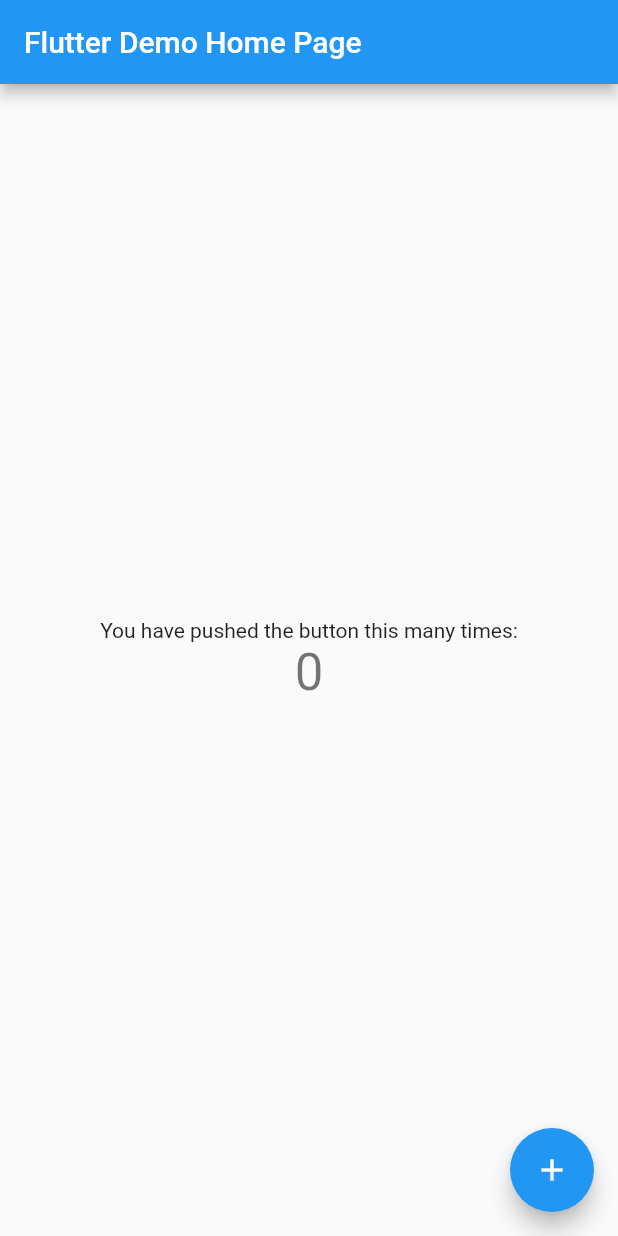
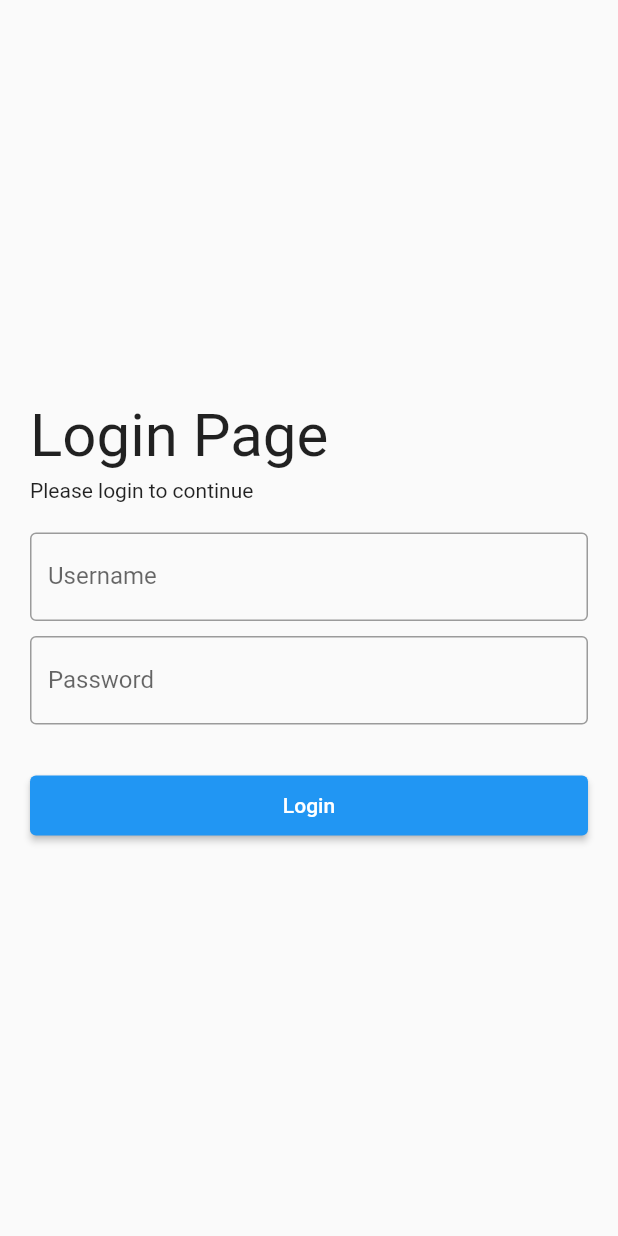
Before and after one commit to maldimz/Tugas-4-TPM, a Flutter app: the screen it shows after launch, on a phone screen of 412 x 824 dp. Run offline on Flutter 3.47's test engine with Material 2 defaults, Android fonts, the phone set to English and light mode, and no system bars.

Commit message:
feat: login with user, botom navbar, logout, list of group, vertical navigation

```diff
--- /dev/null
+++ b/lib/data/users.dart
@@ -0,0 +1,42 @@
+class Users {
+  String username;
+  String password;
+  String nim;
+  String name;
+  String born;
+  String classes;
+  String hope;
+  String image;
+
+  Users({
+    required this.username,
+    required this.password,
+    required this.nim,
+    required this.name,
+    required this.born,
+    required this.classes,
+    required this.hope,
+    required this.image,
+  });
+}
+
+var usersList = [
+  Users(
+      username: 'maldimz',
+      password: 'dimas',
+      nim: '123200047',
+      name: 'Akhmal Dimas Pratama',
+      born: 'Jombang, 20 Juli 2002',
+      classes: 'TPM IF-H',
+      hope: 'Menjadi Pengusaha Sukses',
+      image: 'assets/images/dimas.jpg'),
+  Users(
+      username: 'wawan',
+      password: 'juan',
+      nim: '123200139',
+      name: 'Juan Azhar Adviseta Setiawan',
+      born: 'Yogyakarta, 25 January 2003',
+      classes: 'TPM IF-H',
+      hope: 'Menjadi Dosen',
+      image: 'assets/images/juan.jpg')
+];
--- a/lib/main.dart
+++ b/lib/main.dart
@@ -1,4 +1,5 @@
 import 'package:flutter/material.dart';
+import 'package:tugas4tpm/pages/login_page.dart';
 
 void main() {
   runApp(const MyApp());
@@ -7,109 +8,14 @@
 class MyApp extends StatelessWidget {
   const MyApp({Key? key}) : super(key: key);
 
-  // This widget is the root of your application.
   @override
   Widget build(BuildContext context) {
     return MaterialApp(
-      title: 'Flutter Demo',
-      theme: ThemeData(
-        // This is the theme of your application.
-        //
-        // Try running your application with "flutter run". You'll see the
-        // application has a blue toolbar. Then, without quitting the app, try
-        // changing the primarySwatch below to Colors.green and then invoke
-        // "hot reload" (press "r" in the console where you ran "flutter run",
-        // or simply save your changes to "hot reload" in a Flutter IDE).
-        // Notice that the counter didn't reset back to zero; the application
-        // is not restarted.
-        primarySwatch: Colors.blue,
-      ),
-      home: const MyHomePage(title: 'Flutter Demo Home Page'),
-    );
+        debugShowCheckedModeBanner: false,
+        title: 'Flutter Demo',
+        theme: ThemeData(
+          primarySwatch: Colors.blue,
+        ),
+        home: LoginPage());
   }
 }
-
-class MyHomePage extends StatefulWidget {
-  const MyHomePage({Key? key, required this.title}) : super(key: key);
-
-  // This widget is the home page of your application. It is stateful, meaning
-  // that it has a State object (defined below) that contains fields that affect
-  // how it looks.
-
-  // This class is the configuration for the state. It holds the values (in this
-  // case the title) provided by the parent (in this case the App widget) and
-  // used by the build method of the State. Fields in a Widget subclass are
-  // always marked "final".
-
-  final String title;
-
-  @override
-  State<MyHomePage> createState() => _MyHomePageState();
-}
-
-class _MyHomePageState extends State<MyHomePage> {
-  int _counter = 0;
-
-  void _incrementCounter() {
-    setState(() {
-      // This call to setState tells the Flutter framework that something has
-      // changed in this State, which causes it to rerun the build method below
-      // so that the display can reflect the updated values. If we changed
-      // _counter without calling setState(), then the build method would not be
-      // called again, and so nothing would appear to happen.
-      _counter++;
-    });
-  }
-
-  @override
-  Widget build(BuildContext context) {
-    // This method is rerun every time setState is called, for instance as done
-    // by the _incrementCounter method above.
-    //
-    // The Flutter framework has been optimized to make rerunning build methods
-    // fast, so that you can just rebuild anything that needs updating rather
-    // than having to individually change instances of widgets.
-    return Scaffold(
-      appBar: AppBar(
-        // Here we take the value from the MyHomePage object that was created by
-        // the App.build method, and use it to set our appbar title.
-        title: Text(widget.title),
-      ),
-      body: Center(
-        // Center is a layout widget. It takes a single child and positions it
-        // in the middle of the parent.
-        child: Column(
-          // Column is also a layout widget. It takes a list of children and
-          // arranges them vertically. By default, it sizes itself to fit its
-          // children horizontally, and tries to be as tall as its parent.
-          //
-          // Invoke "debug painting" (press "p" in the console, choose the
-          // "Toggle Debug Paint" action from the Flutter Inspector in Android
-          // Studio, or the "Toggle Debug Paint" command in Visual Studio Code)
-          // to see the wireframe for each widget.
-          //
-          // Column has various properties to control how it sizes itself and
-          // how it positions its children. Here we use mainAxisAlignment to
-          // center the children vertically; the main axis here is the vertical
-          // axis because Columns are vertical (the cross axis would be
-          // horizontal).
-          mainAxisAlignment: MainAxisAlignment.center,
-          children: <Widget>[
-            const Text(
-              'You have pushed the button this many times:',
-            ),
-            Text(
-              '$_counter',
-              style: Theme.of(context).textTheme.headline4,
-            ),
-          ],
-        ),
-      ),
-      floatingActionButton: FloatingActionButton(
-        onPressed: _incrementCounter,
-        tooltip: 'Increment',
-        child: const Icon(Icons.add),
-      ), // This trailing comma makes auto-formatting nicer for build methods.
-    );
-  }
-}
--- /dev/null
+++ b/lib/pages/login_page.dart
@@ -0,0 +1,78 @@
+import 'package:flutter/material.dart';
+import 'package:tugas4tpm/data/users.dart';
+import 'package:tugas4tpm/pages/home_page.dart';
+
+class LoginPage extends StatefulWidget {
+  const LoginPage({Key? key}) : super(key: key);
+
+  @override
+  State<LoginPage> createState() => _LoginPageState();
+}
+
+class _LoginPageState extends State<LoginPage> {
+  TextEditingController usernameController = TextEditingController();
+  TextEditingController passwordController = TextEditingController();
+  var error = '';
+
+  @override
+  Widget build(BuildContext context) {
+    return Scaffold(
+      body: Container(
+        padding: EdgeInsets.all(20),
+        height: MediaQuery.of(context).size.height,
+        child: Column(
+          crossAxisAlignment: CrossAxisAlignment.start,
+          mainAxisAlignment: MainAxisAlignment.center,
+          children: [
+            Text('Login Page', style: TextStyle(fontSize: 40)),
+            SizedBox(height: 5),
+            Text('Please login to continue'),
+            SizedBox(height: 20),
+            TextField(
+              controller: usernameController,
+              decoration: InputDecoration(
+                label: Text('Username'),
+                border: OutlineInputBorder(),
+              ),
+            ),
+            SizedBox(height: 10),
+            TextField(
+              controller: passwordController,
+              obscureText: true,
+              decoration: InputDecoration(
+                label: Text('Password'),
+                border: OutlineInputBorder(),
+              ),
+            ),
+            SizedBox(height: 10),
+            Text(error, style: TextStyle(color: Colors.red, fontSize: 12)),
+            SizedBox(height: 10),
+            Container(
+              width: double.infinity,
+              height: 40,
+              child: ElevatedButton(
+                onPressed: () {
+                  String username = usernameController.text;
+                  String password = passwordController.text;
+
+                  for (var i = 0; i < usersList.length; i++) {
+                    if (username == usersList[i].username &&
+                        password == usersList[i].password) {
+                      Navigator.pushReplacement(context,
+                          MaterialPageRoute(builder: (context) => HomePage()));
+                    } else {
+                      setState(() {
+                        error = 'Username or Password is wrong';
+                      });
+                    }
+                  }
+                },
+                child: Text('Login'),
+              ),
+            ),
+          ],
+        ),
+      ),
+    );
+  }
+}
--- a/pubspec.yaml
+++ b/pubspec.yaml
@@ -58,7 +58,8 @@
   uses-material-design: true
 
   # To add assets to your application, add an assets section, like this:
-  # assets:
+  assets:
+    - assets/images/
   #   - images/a_dot_burr.jpeg
   #   - images/a_dot_ham.jpeg
 
```
Also changed, not shown: lib/pages/favorite_page.dart (added, +21 -0 lines), lib/pages/group_page.dart (added, +69 -0 lines), lib/pages/home_page.dart (added, +60 -0 lines), lib/pages/logout.dart (added, +26 -0 lines), lib/pages/menu_page.dart (added, +61 -0 lines), lib/pages/recommend_page.dart (added, +21 -0 lines), lib/pages/stopwatch_page.dart (added, +26 -0 lines), assets/images/dimas.jpg (added), assets/images/juan.jpg (added).
